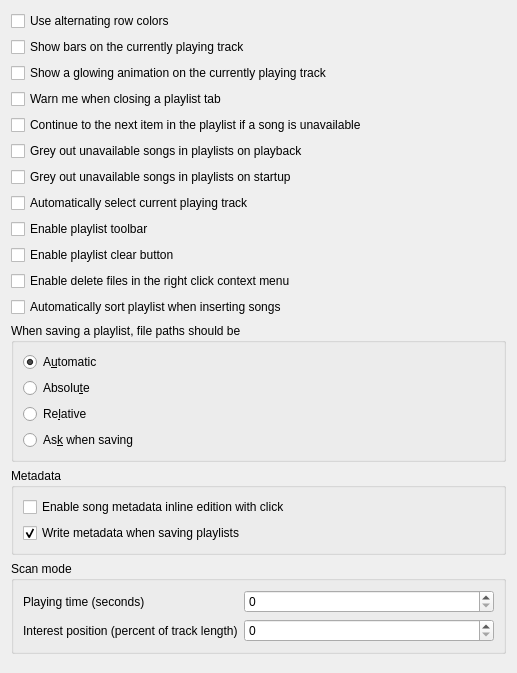
Before: the Qt Designer form src/settings/playlistsettingspage.ui in strawberrymusicplayer/strawberry, drawn with Qt 5.
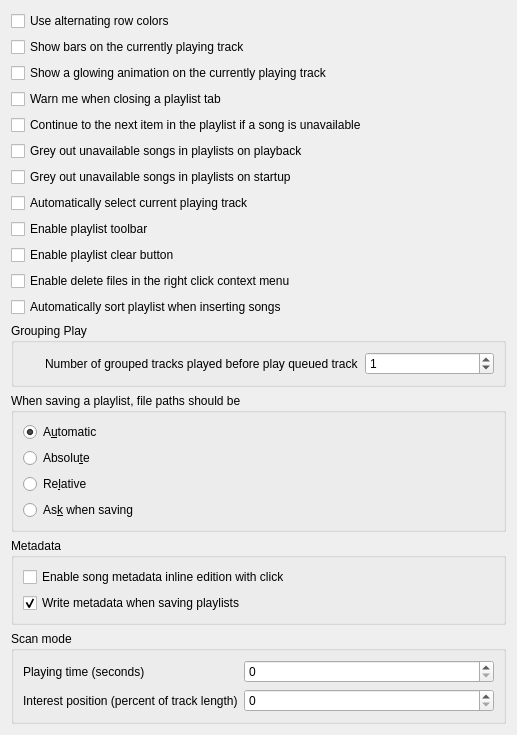
After: the same form once the commit is applied.

Commit message:
Grouped tracks are considered as a single track.
   - consider the grouped tracks as one track so the queued tracks cannot interrupt the grouped tracks play
   - add a configuration to define the behavior of the queued tracks in front of the grouped tracks

```diff
--- a/src/settings/playlistsettingspage.ui
+++ b/src/settings/playlistsettingspage.ui
@@ -98,6 +98,39 @@
      </property>
     </widget>
    </item>
+   <item>
+    <widget class="QGroupBox" name="groupbox_grouping_play">
+     <property name="title">
+      <string>Grouping Play</string>
+     </property>
+     <layout class="QVBoxLayout" name="layout_grouping_play">
+      <item>
+       <layout class="QHBoxLayout" name="layout_grouping_play_before_queue">
+        <item>
+         <widget class="QLabel" name="label_grouping_play_before_queue_1">
+          <property name="text">
+           <string>Number of grouped tracks played before play queued track</string>
+          </property>
+          <property name="indent">
+           <number>22</number>
+          </property>
+         </widget>
+        </item>
+        <item>
+         <widget class="QSpinBox" name="spinbox_grouping_before_queue">
+          <property name="minimum">
+           <number>0</number>
+          </property>
+          <property name="value">
+           <number>1</number>
+          </property>
+         </widget>
+        </item>
+       </layout>
+      </item>
+     </layout>
+    </widget>
+   </item>
    <item>
     <widget class="QGroupBox" name="groupbox_paths">
      <property name="title">
```
The commit also changes 11 other files.
